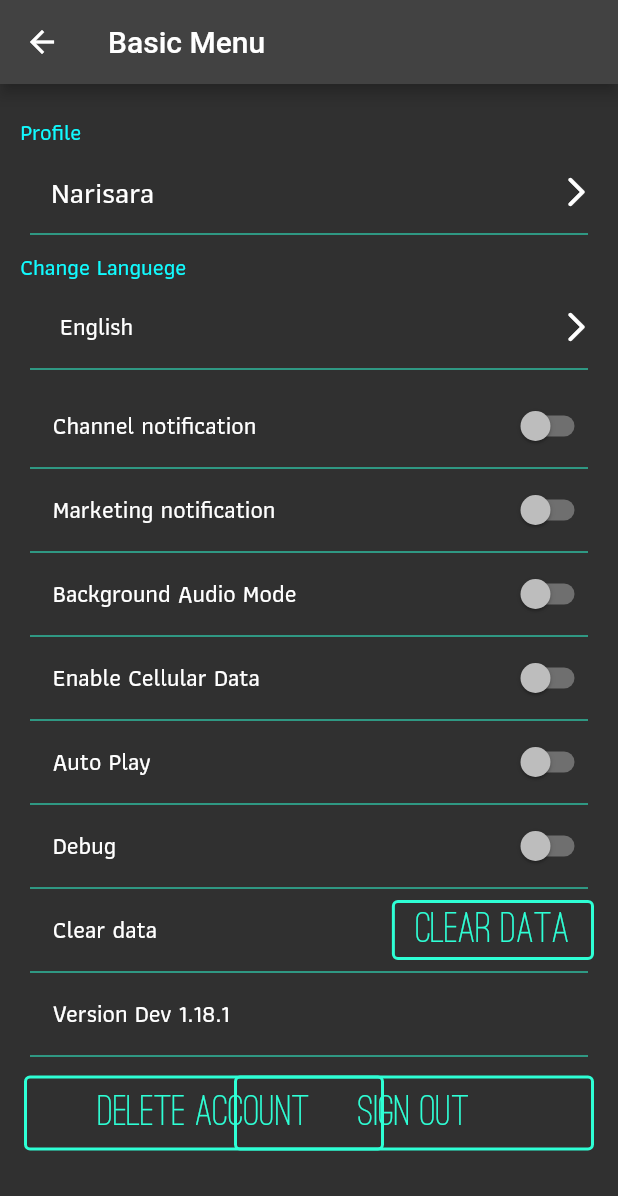
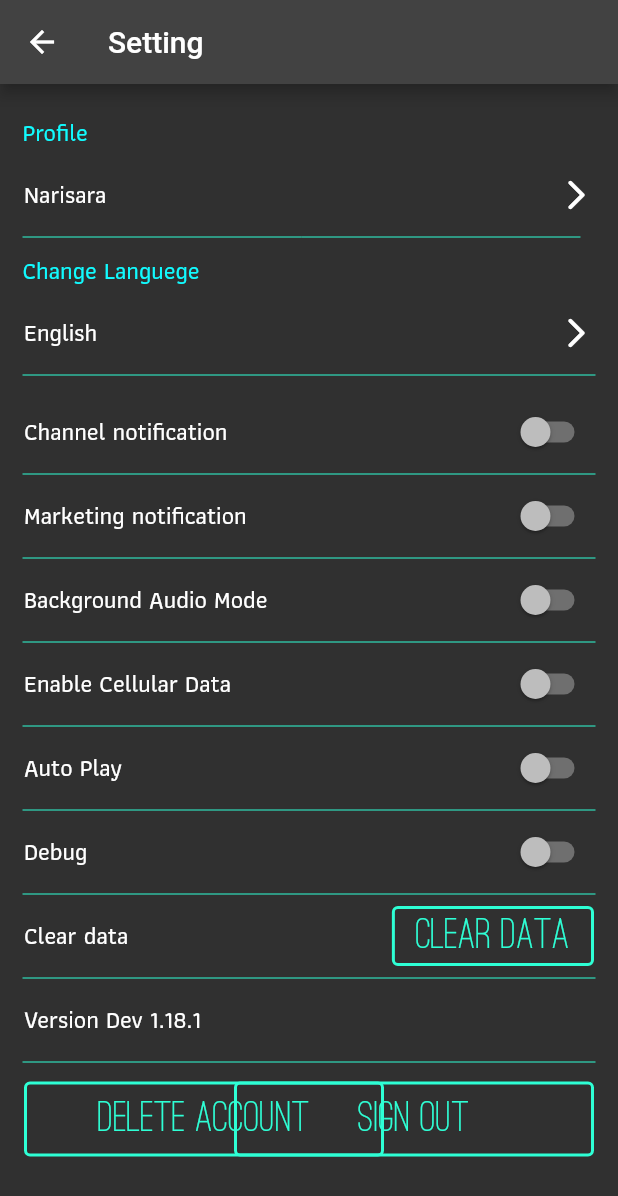
Before and after one commit to softkesla/homework, a Flutter app: the screen it shows after launch, after a tap on "setting", on a phone screen of 412 x 824 dp. Shown: the top 1196 px of the screen. Run offline on Flutter 3.47's test engine with Material 2 defaults, Android fonts, the phone set to English and light mode, and no system bars; our stand-ins replace bloc, flutter_bloc, go_router.

Commit message:
(Update) Basic menu
Update basic menu

```diff
--- a/lib/main.dart
+++ b/lib/main.dart
@@ -40,19 +40,19 @@ class App extends StatelessWidget {
       GoRoute(
         routes: <GoRoute>[
           GoRoute(
-            path: 'page2',
+            path: 'setting',
             builder: (BuildContext context, GoRouterState state) =>
-                const Page2Screen(),
+                const SettingPage(),
           ),
           GoRoute(
-            path: 'page3',
+            path: 'help',
             builder: (BuildContext context, GoRouterState state) =>
-                const Page3Screen(),
+                const HelpPage(),
           ),
         ],
         path: '/',
         builder: (BuildContext context, GoRouterState state) =>
-            const Page1Screen(),
+            const HomePage(),
       ),
     ],
   );
--- a/lib/page/setting.dart
+++ b/lib/page/setting.dart
@@ -1,5 +1,3 @@
-// ignore_for_file: prefer_const_constructors
-
 import 'package:flutter/material.dart';
 import 'package:meta/meta.dart';
 import 'package:flutter/rendering.dart';
@@ -8,16 +6,14 @@ import 'package:flutter_bloc/flutter_bloc.dart';
 import 'package:go_router/go_router.dart';
 import 'package:homework_flutter/main.dart';
 
-/// The screen of the second page.
-class Page2Screen extends StatefulWidget {
-  /// Creates a [Page2Screen].
-  const Page2Screen({Key? key}) : super(key: key);
+class SettingPage extends StatefulWidget {
+  const SettingPage({Key? key}) : super(key: key);
 
   @override
-  State<Page2Screen> createState() => _Page2ScreenState();
+  State<SettingPage> createState() => _SettingPageState();
 }
 
-class _Page2ScreenState extends State<Page2Screen> {
+class _SettingPageState extends State<SettingPage> {
   bool isChecked1 = false;
   bool isChecked2 = false;
   bool isChecked3 = false;
@@ -26,46 +22,22 @@ class _Page2ScreenState extends State<Page2Screen> {
   bool isChecked6 = false;
   @override
   Widget build(BuildContext context) => Scaffold(
-        appBar: AppBar(title: const Text(App.title)),
+        appBar: AppBar(title: const Text('Setting')),
         body: ListView(
           children: [
-            SizedBox(
-              height: 20,
+            Padding(
+              padding: EdgeInsets.fromLTRB(
+                  15, 20, 0, 0), //apply padding to all four sides
+              child: Text('Profile',
+                  style: TextStyle(
+                    color: Color.fromARGB(255, 17, 251, 255),
+                    fontSize: 16,
+                    fontFamily: 'Athihi',
+                  )),
             ),
-            Text('   Profile',
-                style: TextStyle(
-                  color: Color.fromARGB(255, 17, 251, 255),
-                  fontSize: 15,
-                  fontFamily: 'Athihi',
-                )),
             ListTile(
               title: Text(
-                '   Narisara',
-                style: TextStyle(
-                  fontSize: 20,
-                  fontFamily: 'Athihi',
-                ),
-              ),
-              trailing: Icon(Icons.arrow_forward_ios_rounded),
-            ),
-            Divider(
-              height: 0,
-              color: Color.fromARGB(255, 46, 255, 213),
-              indent: 20,
-              endIndent: 20,
-            ),
-            SizedBox(
-              height: 10,
-            ),
-            Text('   Change Languege',
-                style: TextStyle(
-                  color: Color.fromARGB(255, 17, 251, 255),
-                  fontSize: 15,
-                  fontFamily: 'Athihi',
-                )),
-            ListTile(
-              title: Text(
-                '     English',
+                'Narisara',
                 style: TextStyle(
                   fontFamily: 'Athihi',
                 ),
@@ -75,15 +47,40 @@ class _Page2ScreenState extends State<Page2Screen> {
             Divider(
               height: 0,
               color: Color.fromARGB(255, 46, 255, 213),
-              indent: 20,
-              endIndent: 20,
+              indent: 15,
+              endIndent: 25,
+            ),
+            Padding(
+              padding: EdgeInsets.fromLTRB(
+                  15, 10, 0, 0), //apply padding to all four sides
+              child: Text('Change Languege',
+                  style: TextStyle(
+                    color: Color.fromARGB(255, 17, 251, 255),
+                    fontSize: 16,
+                    fontFamily: 'Athihi',
+                  )),
+            ),
+            ListTile(
+              title: Text(
+                'English',
+                style: TextStyle(
+                  fontFamily: 'Athihi',
+                ),
+              ),
+              trailing: Icon(Icons.arrow_forward_ios_rounded),
+            ),
+            Divider(
+              height: 0,
+              color: Color.fromARGB(255, 46, 255, 213),
+              indent: 15,
+              endIndent: 15,
             ),
             SizedBox(
               height: 10,
             ),
             SwitchListTile(
                 value: isChecked1,
-                title: Text('    Channel notification',
+                title: Text('Channel notification',
                     style: TextStyle(
                       fontFamily: 'Athihi',
                     )),
@@ -95,12 +92,12 @@ class _Page2ScreenState extends State<Page2Screen> {
             Divider(
               height: 0,
               color: Color.fromARGB(255, 46, 255, 213),
-              indent: 20,
-              endIndent: 20,
+              indent: 15,
+              endIndent: 15,
             ),
             SwitchListTile(
                 value: isChecked2,
-                title: Text('    Marketing notification',
+                title: Text('Marketing notification',
                     style: TextStyle(
                       fontFamily: 'Athihi',
                     )),
@@ -112,12 +109,12 @@ class _Page2ScreenState extends State<Page2Screen> {
             Divider(
               height: 0,
               color: Color.fromARGB(255, 46, 255, 213),
-              indent: 20,
-              endIndent: 20,
+              indent: 15,
+              endIndent: 15,
             ),
             SwitchListTile(
                 value: isChecked3,
-                title: Text('    Background Audio Mode',
+                title: Text('Background Audio Mode',
                     style: TextStyle(
                       fontFamily: 'Athihi',
                     )),
@@ -129,12 +126,12 @@ class _Page2ScreenState extends State<Page2Screen> {
             Divider(
               height: 0,
               color: Color.fromARGB(255, 46, 255, 213),
-              indent: 20,
-              endIndent: 20,
+              indent: 15,
+              endIndent: 15,
             ),
             SwitchListTile(
                 value: isChecked4,
-                title: Text('    Enable Cellular Data',
+                title: Text('Enable Cellular Data',
                     style: TextStyle(
                       fontFamily: 'Athihi',
                     )),
@@ -146,12 +143,12 @@ class _Page2ScreenState extends State<Page2Screen> {
             Divider(
               height: 0,
               color: Color.fromARGB(255, 46, 255, 213),
-              indent: 20,
-              endIndent: 20,
+              indent: 15,
+              endIndent: 15,
             ),
             SwitchListTile(
                 value: isChecked5,
-                title: Text('    Auto Play',
+                title: Text('Auto Play',
                     style: TextStyle(
                       fontFamily: 'Athihi',
                     )),
@@ -163,12 +160,12 @@ class _Page2ScreenState extends State<Page2Screen> {
             Divider(
               height: 0,
               color: Color.fromARGB(255, 46, 255, 213),
-              indent: 20,
-              endIndent: 20,
+              indent: 15,
+              endIndent: 15,
             ),
             SwitchListTile(
                 value: isChecked6,
-                title: Text('    Debug',
+                title: Text('Debug',
                     style: TextStyle(
                       fontFamily: 'Athihi',
                     )),
@@ -180,11 +177,11 @@ class _Page2ScreenState extends State<Page2Screen> {
             Divider(
               height: 0,
               color: Color.fromARGB(255, 46, 255, 213),
-              indent: 20,
-              endIndent: 20,
+              indent: 15,
+              endIndent: 15,
             ),
             ListTile(
-              title: Text('    Clear data',
+              title: Text('Clear data',
                   style: TextStyle(
                     fontFamily: 'Athihi',
                   )),
@@ -202,11 +199,11 @@ class _Page2ScreenState extends State<Page2Screen> {
             Divider(
               height: 0,
               color: Color.fromARGB(255, 46, 255, 213),
-              indent: 20,
-              endIndent: 20,
+              indent: 15,
+              endIndent: 15,
             ),
             ListTile(
-              title: Text('    Version Dev 1.18.1',
+              title: Text('Version Dev 1.18.1',
                   style: TextStyle(
                     fontFamily: 'Athihi',
                   )),
@@ -214,8 +211,8 @@ class _Page2ScreenState extends State<Page2Screen> {
             Divider(
               height: 0,
               color: Color.fromARGB(255, 46, 255, 213),
-              indent: 20,
-              endIndent: 20,
+              indent: 15,
+              endIndent: 15,
             ),
             SizedBox(
               height: 10,
--- a/pubspec.yaml
+++ b/pubspec.yaml
@@ -51,9 +51,7 @@ dev_dependencies:
   equatable: ^2.0.3
   shared_preferences: ^2.0.15
   observer: ^0.0.1
-  go_router: ^5.2.4
-
-
+  go_router: ^6.0.0
 # For information on the generic Dart part of this file, see the
 # following page: https://dart.dev/tools/pub/pubspec
 
```
Also changed, not shown: lib/page/help.dart (+54 -54 lines), lib/page/homepage.dart (+4 -6 lines), pubspec.lock.
